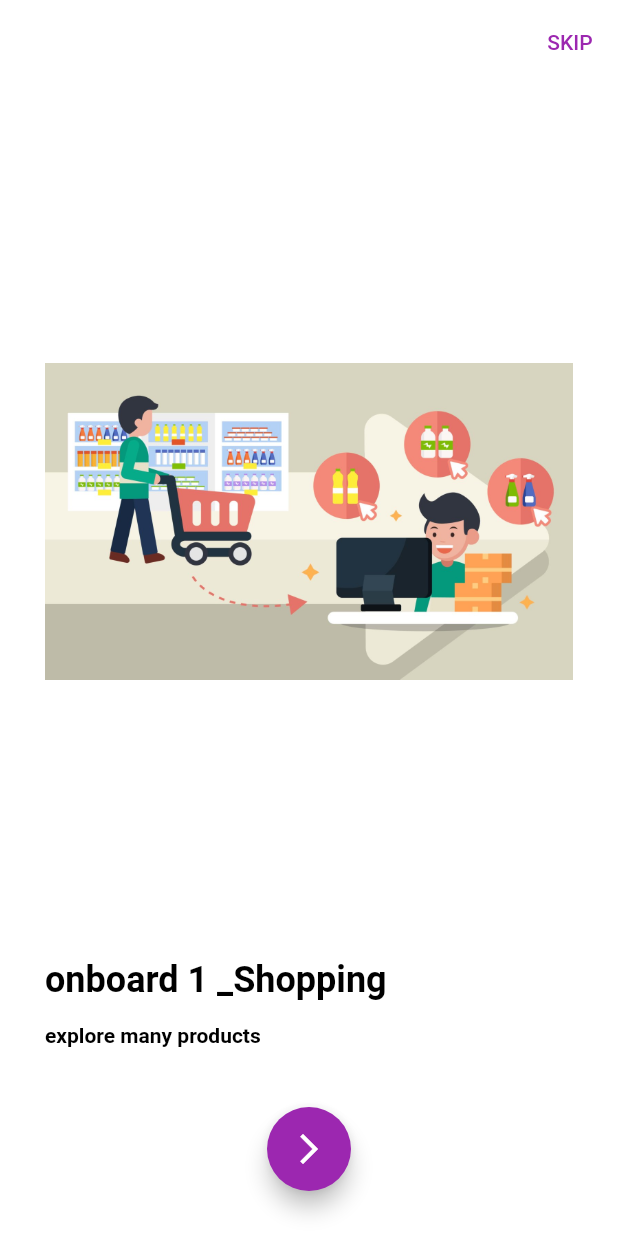
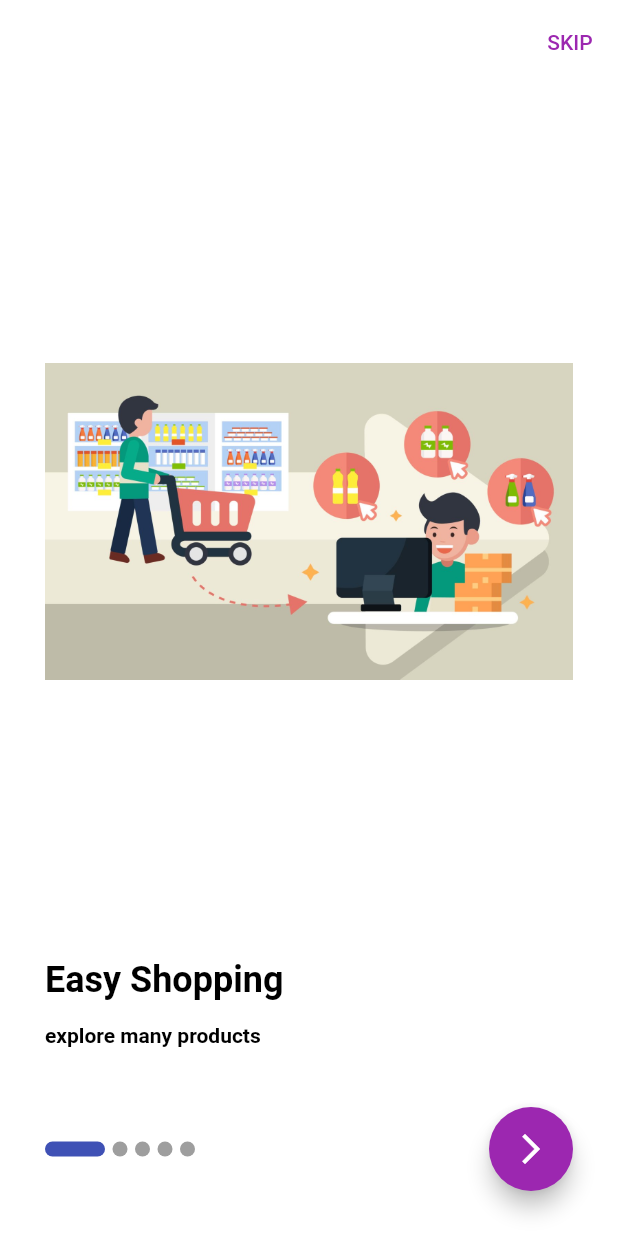
Before and after one commit to AhmedElhenidy/save_cost, a Flutter app: the screen it shows after launch, on a phone screen of 412 x 824 dp. Run offline on Flutter 3.47's test engine with Material 2 defaults, Android fonts, the phone set to English and light mode, and no system bars; drawn by our look-alikes of smooth_page_indicator; our stand-ins replace carousel_slider, cloud_firestore, firebase_auth, firebase_core, flutter_rating_bar, hexcolor and 3 more; missing offline and left inert: switcher; accounts and stored records are empty.

```diff
--- a/lib/presentation/ui/on_boarding.dart
+++ b/lib/presentation/ui/on_boarding.dart
@@ -2,6 +2,7 @@ import 'package:flutter/cupertino.dart';
 import 'package:flutter/material.dart';
 import 'package:save_cost/domain/model/on_boarding_model.dart';
 import 'package:save_cost/presentation/ui/authentication/login_screen.dart';
+import 'package:smooth_page_indicator/smooth_page_indicator.dart';
 class OnBoardingScreen extends StatefulWidget
 
 {
@@ -15,34 +16,30 @@ class _OnBoardingScreenState extends State<OnBoardingScreen> {
   List<BoardingModel> boarding = [
     BoardingModel(
       image:'assets/images/onboard .jpg',
-      title:'onboard 1 _Shopping',
+      title:'Easy Shopping',
       body:'explore many products',
     ),
     BoardingModel(
       image:'assets/images/choose best price.jpg',
-      title:'onboard 2_Shopping',
+      title:'Shopping',
       body:'choose the best price',
     ),
     BoardingModel(
       image:'assets/images/car share .jpg',
-      title:'onboard 1 _Sharing trip',
+      title:'Sharing trip',
       body:'Share your trip with others',
     ),
     BoardingModel(
       image:'assets/images/connect with others.jpg',
-      title:'onboard 2_Sharing trip',
+      title:'Carpool with other',
       body:'connect with others and make new experience',
     ),
     BoardingModel(
       image:'assets/images/save your money.jpg',
-      title:'onboard 3',
+      title:'Split cost',
       body:'Save your money',
     ),
-    BoardingModel(
-      image:'assets/images/client reviews.png',
-      title:'onboard 4',
-      body:'see client Reviews',
-    ),
+
   ];
 
   bool islast=false;
@@ -87,21 +84,21 @@ class _OnBoardingScreenState extends State<OnBoardingScreen> {
 
 
 
-            // Row(children: [
-            //   // SmoothPageIndicator(
-            //   //   effect: ExpandingDotsEffect(
-            //   //
-            //   //     dotColor: Colors.grey,
-            //   //     dotHeight: 10,
-            //   //     expansionFactor: 6,
-            //   //     dotWidth: 10,
-            //   //     spacing: 5.0,
-            //   //   ),
-            //
-            //     controller: boardController,
-            //     count: boarding.length,
-            //   ),
+            Row(children: [
+              SmoothPageIndicator(
+                effect: ExpandingDotsEffect(
 
+                  dotColor: Colors.grey,
+                  dotHeight: 10,
+                  expansionFactor: 4,
+                  dotWidth: 10,
+                  spacing: 5.0,
+                ),
+
+                controller: boardController,
+                count: boarding.length,
+              ),
+             Spacer(),
               FloatingActionButton(
                 onPressed: ()
                 {
@@ -123,14 +120,15 @@ class _OnBoardingScreenState extends State<OnBoardingScreen> {
 
 
                 },
-                child:Icon(Icons.arrow_forward_ios),
+                child:Icon(
+                    Icons.arrow_forward_ios),
 
               ),
             ],),
 
-          // ],
+          ],
         ),
-      // ),
+      ),
 
 
 
```
